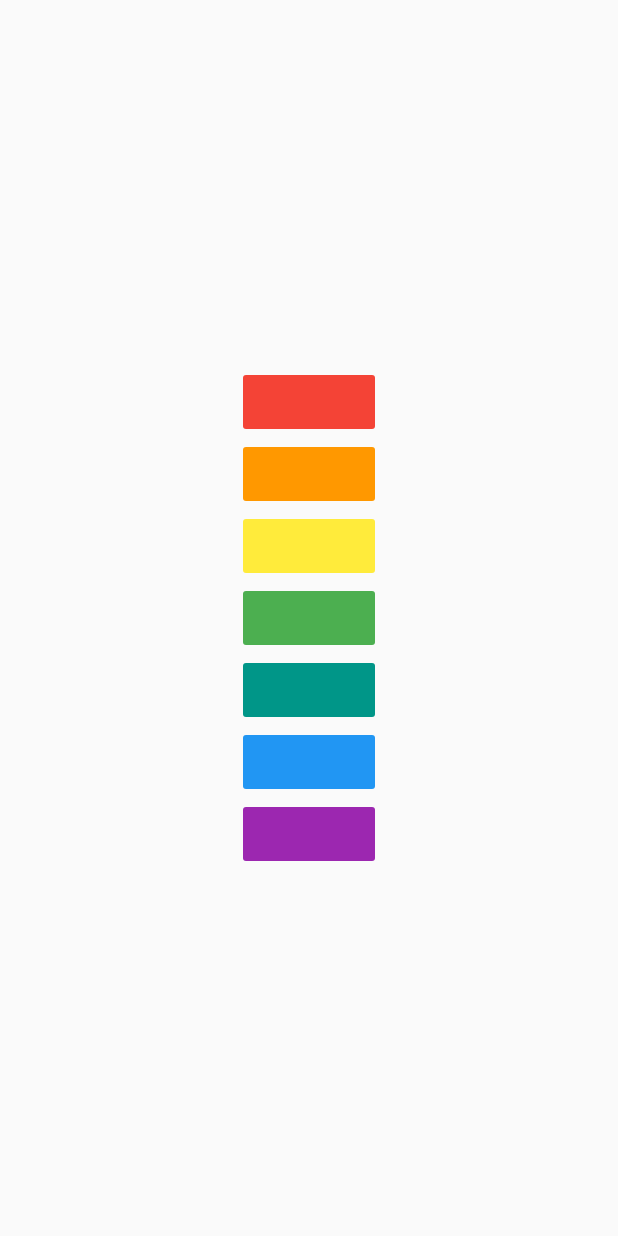
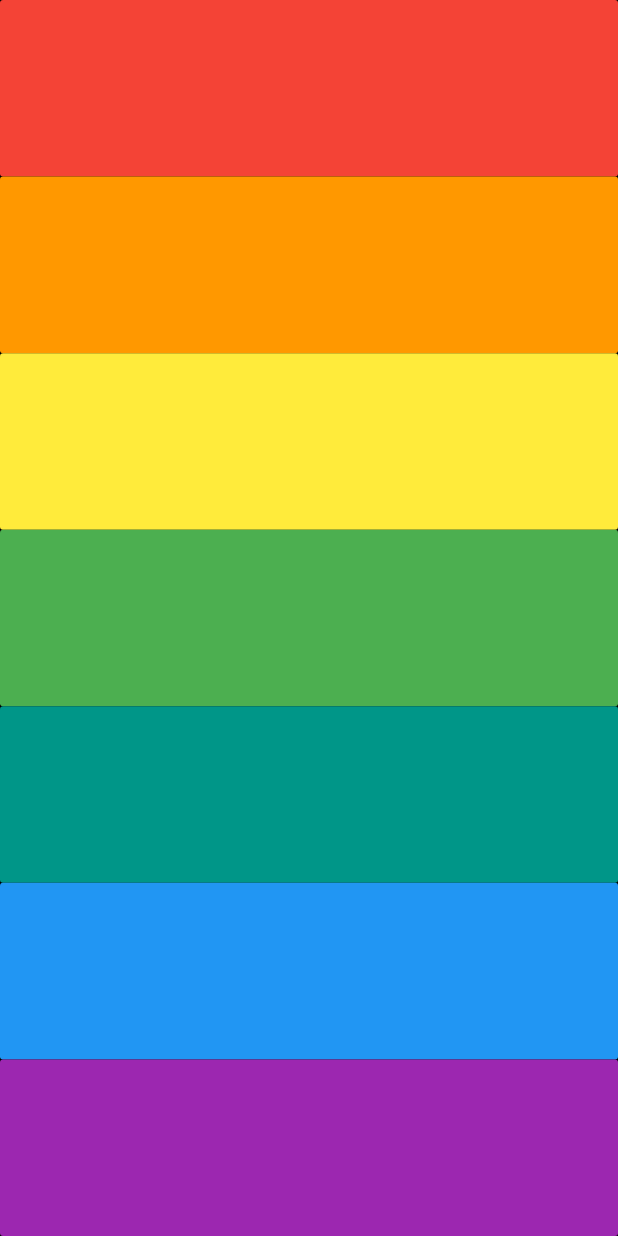
Before and after one commit to FrancaTM/simple-xylophone-app, a Flutter app: the screen it shows after launch, on a phone screen of 412 x 824 dp. Run offline on Flutter 3.47's test engine with Material 2 defaults, Android fonts, the phone set to English and light mode, and no system bars; our stand-ins replace audioplayers.

Commit message:
Adjust layout & minor changes

```diff
--- a/lib/main.dart
+++ b/lib/main.dart
@@ -11,12 +11,41 @@ class XylophoneApp extends StatelessWidget {
 
   void _playSound(int soundNumber) {
     player.play('note$soundNumber.wav');
+
+//    print('Sound number: $soundNumber');
+//    switch (soundNumber) {
+//      case 1:
+//        print('dó');
+//        break;
+//      case 2:
+//        print('ré');
+//        break;
+//      case 3:
+//        print('mi');
+//        break;
+//      case 4:
+//        print('fá');
+//        break;
+//      case 5:
+//        print('sol');
+//        break;
+//      case 6:
+//        print('lá');
+//        break;
+//      case 7:
+//        print('si');
+//        break;
+//      default:
+//        print('NO NOTE');
+//    }
   }
 
   Widget _buildFlatButton(int soundNumber, Color buttonColor) {
-    return FlatButton(
+    return Expanded(
+      child: FlatButton(
         color: buttonColor,
         onPressed: () => _playSound(soundNumber),
+      ),
     );
   }
 
@@ -24,10 +53,10 @@ class XylophoneApp extends StatelessWidget {
   Widget build(BuildContext context) {
     return MaterialApp(
       home: Scaffold(
+        backgroundColor: Colors.black,
         body: SafeArea(
-          child: Center(
           child: Column(
-              mainAxisAlignment: MainAxisAlignment.center,
+            crossAxisAlignment: CrossAxisAlignment.stretch,
             children: <Widget>[
               _buildFlatButton(1, Colors.red),
               _buildFlatButton(2, Colors.orange),
@@ -40,7 +69,6 @@ class XylophoneApp extends StatelessWidget {
           ),
         ),
       ),
-      ),
     );
   }
 }
```
Lines whose indentation alone changed are shown as unchanged.
